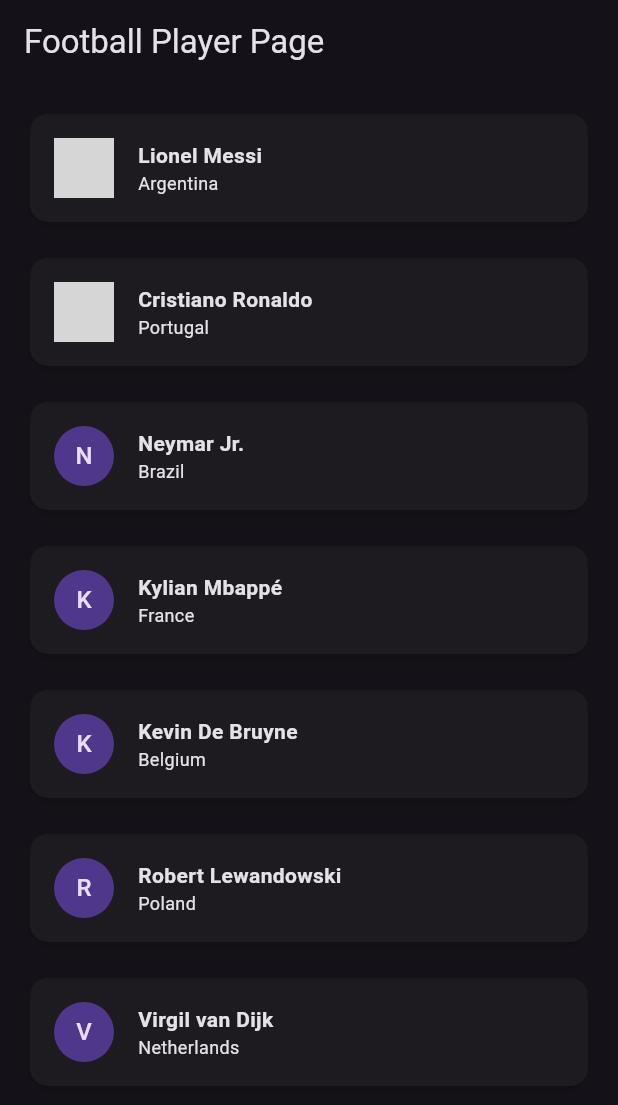
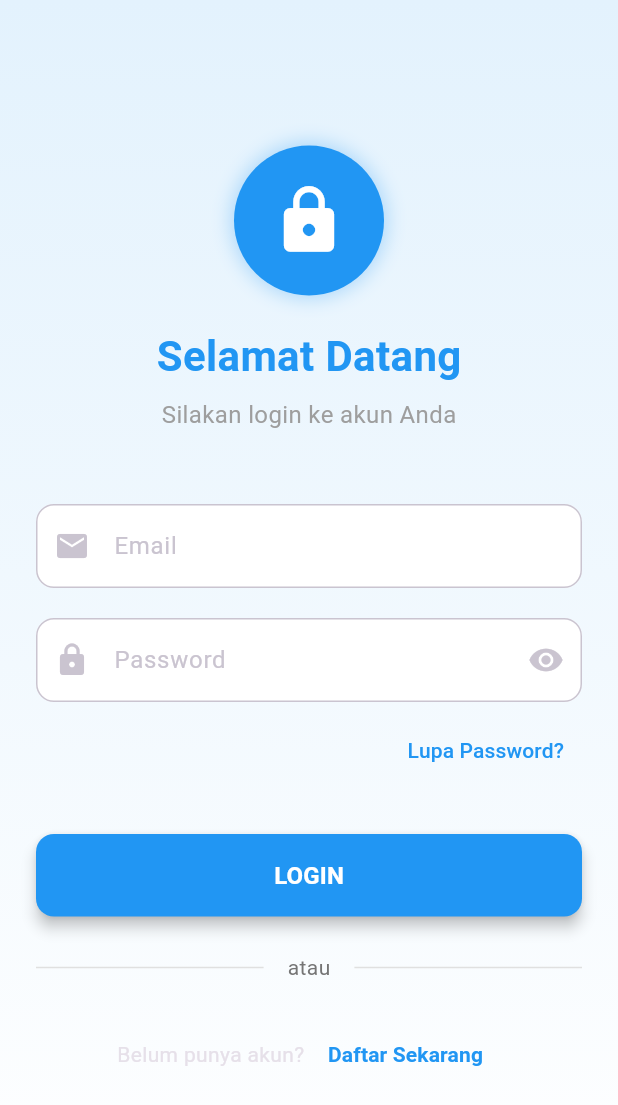
Before and after one commit to dedyprast/app_ehibah, a Flutter app: the screen it shows after launch, on a phone screen of 412 x 824 dp. Shown: the top 1105 px of the screen. Run offline on Flutter 3.47's test engine with Material 3 defaults, Android fonts, the phone set to English and light mode, and no system bars; grey boxes are pictures that could not be loaded.

Commit message:
halaman login

```diff
--- a/lib/main.dart
+++ b/lib/main.dart
@@ -1,4 +1,4 @@
-import 'package:app_ehibah/pages/football_player_page.dart';
+import 'package:app_ehibah/pages/login_screen_page.dart';
 import 'package:flutter/material.dart';
 
 void main() {
@@ -14,7 +14,7 @@ class MyApp extends StatelessWidget {
     return MaterialApp(
       title: 'Flutter Demo',
       theme: ThemeData(brightness: Brightness.dark),
-      home: const FootballPlayerPage(),
+      home: const LoginScreenPage(),
     );
   }
 }
--- /dev/null
+++ b/lib/pages/login_screen_page.dart
@@ -0,0 +1,112 @@
+import 'package:app_ehibah/pages/football_player_page.dart';
+import 'package:app_ehibah/widgets/login_screen_widget.dart';
+import 'package:flutter/material.dart';
+
+class LoginScreenPage extends StatefulWidget {
+  const LoginScreenPage({super.key});
+
+  @override
+  State<LoginScreenPage> createState() => _LoginScreenPageState();
+}
+
+class _LoginScreenPageState extends State<LoginScreenPage> {
+  // Form controllers
+  final TextEditingController _emailController = TextEditingController();
+  final TextEditingController _passwordController = TextEditingController();
+
+  // Form key
+  final GlobalKey<FormState> _formKey = GlobalKey<FormState>();
+
+  // State variables
+  bool _isLoading = false;
+  bool _obscurePassword = true;
+  String? _errorMessage;
+
+  // Dispose controllers
+  @override
+  void dispose() {
+    _emailController.dispose();
+    _passwordController.dispose();
+    super.dispose();
+  }
+
+  // Login method
+  Future<void> _login() async {
+    if (!_formKey.currentState!.validate()) {
+      return;
+    }
+
+    setState(() {
+      _isLoading = true;
+      _errorMessage = null;
+    });
+
+    // Simulate API call delay
+    await Future.delayed(const Duration(seconds: 2));
+
+    try {
+      // Simulate login logic
+      final email = _emailController.text.trim();
+      final password = _passwordController.text.trim();
+
+      // Mock validation
+      if (email == 'user@example.com' && password == 'password123') {
+        // Success - Navigate to home page
+        if (!mounted) return;
+        ScaffoldMessenger.of(context).showSnackBar(
+          const SnackBar(
+            content: Text('Login berhasil!'),
+            backgroundColor: Colors.green,
+          ),
+        );
+
+        // Clear form
+        _emailController.clear();
+        _passwordController.clear();
+
+        // Navigate to home (example)
+        Navigator.pushReplacement(
+          context,
+          MaterialPageRoute(builder: (context) => FootballPlayerPage()),
+        );
+      } else {
+        setState(() {
+          _errorMessage = 'Email atau password salah';
+        });
+      }
+    } catch (e) {
+      setState(() {
+        _errorMessage = 'Terjadi kesalahan: $e';
+      });
+    } finally {
+      if (mounted) {
+        setState(() {
+          _isLoading = false;
+        });
+      }
+    }
+  }
+
+  // Toggle password visibility
+  void _togglePasswordVisibility() {
+    setState(() {
+      _obscurePassword = !_obscurePassword;
+    });
+  }
+
+  @override
+  Widget build(BuildContext context) {
+    return Scaffold(
+      body: LoginScreenWidgets(
+        formKey: _formKey,
+        emailController: _emailController,
+        passwordController: _passwordController,
+        obscurePassword: _obscurePassword,
+        isLoading: _isLoading,
+        errorMessage: _errorMessage,
+        onLoginPressed: _login,
+        onTogglePasswordVisibility: _togglePasswordVisibility,
+      ),
+    );
+  }
+}
--- /dev/null
+++ b/lib/widgets/login_screen_widget.dart
@@ -0,0 +1,274 @@
+import 'package:flutter/material.dart';
+
+class LoginScreenWidgets extends StatelessWidget {
+  final GlobalKey<FormState> formKey;
+  final TextEditingController emailController;
+  final TextEditingController passwordController;
+  final bool obscurePassword;
+  final bool isLoading;
+  final String? errorMessage;
+  final VoidCallback onLoginPressed;
+  final VoidCallback onTogglePasswordVisibility;
+
+  const LoginScreenWidgets({
+    super.key,
+    required this.formKey,
+    required this.emailController,
+    required this.passwordController,
+    required this.obscurePassword,
+    required this.isLoading,
+    required this.errorMessage,
+    required this.onLoginPressed,
+    required this.onTogglePasswordVisibility,
+  });
+
+  // Email validator
+  String? _validateEmail(String? value) {
+    if (value == null || value.isEmpty) {
+      return 'Email wajib diisi';
+    }
+    final emailRegex = RegExp(r'^[^@]+@[^@]+\.[^@]+');
+    if (!emailRegex.hasMatch(value)) {
+      return 'Format email tidak valid';
+    }
+    return null;
+  }
+
+  // Password validator
+  String? _validatePassword(String? value) {
+    if (value == null || value.isEmpty) {
+      return 'Password wajib diisi';
+    }
+    if (value.length < 6) {
+      return 'Password minimal 6 karakter';
+    }
+    return null;
+  }
+
+  @override
+  Widget build(BuildContext context) {
+    return Container(
+      decoration: BoxDecoration(
+        gradient: LinearGradient(
+          begin: Alignment.topCenter,
+          end: Alignment.bottomCenter,
+          colors: [Colors.blue.shade50, Colors.white],
+        ),
+      ),
+      child: Center(
+        child: SingleChildScrollView(
+          padding: const EdgeInsets.all(24.0),
+          child: Form(
+            key: formKey,
+            child: Column(
+              mainAxisAlignment: MainAxisAlignment.center,
+              crossAxisAlignment: CrossAxisAlignment.stretch,
+              children: [
+                // Logo/Header
+                _buildHeader(),
+                const SizedBox(height: 32),
+
+                // Error message (if any)
+                if (errorMessage != null) _buildErrorMessage(),
+                const SizedBox(height: 16),
+
+                // Email field
+                _buildEmailField(),
+                const SizedBox(height: 20),
+
+                // Password field
+                _buildPasswordField(),
+                const SizedBox(height: 8),
+
+                // Forgot password
+                _buildForgotPassword(),
+                const SizedBox(height: 32),
+
+                // Login button
+                _buildLoginButton(),
+
+                // Divider
+                _buildDivider(),
+
+                // Register link
+                _buildRegisterLink(),
+              ],
+            ),
+          ),
+        ),
+      ),
+    );
+  }
+
+  Widget _buildHeader() {
+    return Column(
+      children: [
+        Container(
+          width: 100,
+          height: 100,
+          decoration: BoxDecoration(
+            color: Colors.blue,
+            shape: BoxShape.circle,
+            boxShadow: [
+              BoxShadow(
+                color: Colors.blue.withOpacity(0.3),
+                blurRadius: 10,
+                spreadRadius: 2,
+              ),
+            ],
+          ),
+          child: const Icon(Icons.lock, size: 50, color: Colors.white),
+        ),
+        const SizedBox(height: 20),
+        const Text(
+          'Selamat Datang',
+          style: TextStyle(
+            fontSize: 28,
+            fontWeight: FontWeight.bold,
+            color: Colors.blue,
+          ),
+        ),
+        const SizedBox(height: 8),
+        const Text(
+          'Silakan login ke akun Anda',
+          style: TextStyle(fontSize: 16, color: Colors.grey),
+        ),
+      ],
+    );
+  }
+
+  Widget _buildErrorMessage() {
+    return Container(
+      padding: const EdgeInsets.all(12),
+      decoration: BoxDecoration(
+        color: Colors.red.shade50,
+        borderRadius: BorderRadius.circular(8),
+        border: Border.all(color: Colors.red.shade100),
+      ),
+      child: Row(
+        children: [
+          const Icon(Icons.error_outline, color: Colors.red, size: 20),
+          const SizedBox(width: 8),
+          Expanded(
+            child: Text(
+              errorMessage!,
+              style: const TextStyle(color: Colors.red),
+            ),
+          ),
+        ],
+      ),
+    );
+  }
+
+  Widget _buildEmailField() {
+    return TextFormField(
+      controller: emailController,
+      keyboardType: TextInputType.emailAddress,
+      textInputAction: TextInputAction.next,
+      decoration: InputDecoration(
+        labelText: 'Email',
+        prefixIcon: const Icon(Icons.email),
+        border: OutlineInputBorder(borderRadius: BorderRadius.circular(12)),
+        filled: true,
+        fillColor: Colors.white,
+      ),
+      validator: _validateEmail,
+      autovalidateMode: AutovalidateMode.onUserInteraction,
+    );
+  }
+
+  Widget _buildPasswordField() {
+    return TextFormField(
+      controller: passwordController,
+      obscureText: obscurePassword,
+      decoration: InputDecoration(
+        labelText: 'Password',
+        prefixIcon: const Icon(Icons.lock),
+        suffixIcon: IconButton(
+          icon: Icon(obscurePassword ? Icons.visibility : Icons.visibility_off),
+          onPressed: onTogglePasswordVisibility,
+        ),
+        border: OutlineInputBorder(borderRadius: BorderRadius.circular(12)),
+        filled: true,
+        fillColor: Colors.white,
+      ),
+      validator: _validatePassword,
+      autovalidateMode: AutovalidateMode.onUserInteraction,
+    );
+  }
+
+  Widget _buildForgotPassword() {
+    return Align(
+      alignment: Alignment.centerRight,
+      child: TextButton(
+        onPressed: () {
+          // Navigate to forgot password page
+        },
+        child: const Text(
+          'Lupa Password?',
+          style: TextStyle(color: Colors.blue),
+        ),
+      ),
+    );
+  }
+
+  Widget _buildLoginButton() {
+    return ElevatedButton(
+      onPressed: isLoading ? null : onLoginPressed,
+      style: ElevatedButton.styleFrom(
+        backgroundColor: Colors.blue,
+        foregroundColor: Colors.white,
+        padding: const EdgeInsets.symmetric(vertical: 16),
+        shape: RoundedRectangleBorder(borderRadius: BorderRadius.circular(12)),
+        elevation: 4,
+      ),
+      child: isLoading
+          ? const SizedBox(
+              height: 20,
+              width: 20,
+              child: CircularProgressIndicator(
+                strokeWidth: 2,
+                valueColor: AlwaysStoppedAnimation(Colors.white),
+              ),
+            )
+          : const Text(
+              'LOGIN',
+              style: TextStyle(fontSize: 16, fontWeight: FontWeight.bold),
+            ),
+    );
+  }
+
+  Widget _buildDivider() {
+    return Padding(
+      padding: const EdgeInsets.symmetric(vertical: 24),
+      child: Row(
+        children: [
+          Expanded(child: Divider(color: Colors.grey.shade300)),
+          Padding(
+            padding: const EdgeInsets.symmetric(horizontal: 16),
+            child: Text('atau', style: TextStyle(color: Colors.grey.shade600)),
+          ),
+          Expanded(child: Divider(color: Colors.grey.shade300)),
+        ],
+      ),
+    );
+  }
+
+  Widget _buildRegisterLink() {
+    return Row(
+      mainAxisAlignment: MainAxisAlignment.center,
+      children: [
+        const Text('Belum punya akun? '),
+        TextButton(
+          onPressed: () {
+            // Navigate to register page
+          },
+          child: const Text(
+            'Daftar Sekarang',
+            style: TextStyle(color: Colors.blue, fontWeight: FontWeight.bold),
+          ),
+        ),
+      ],
+    );
+  }
+}
```
Also changed, not shown: lib/pages/football_player_page.dart (+9 -0 lines), lib/widgets/football_player_widget.dart (+24 -5 lines), pubspec.lock.
